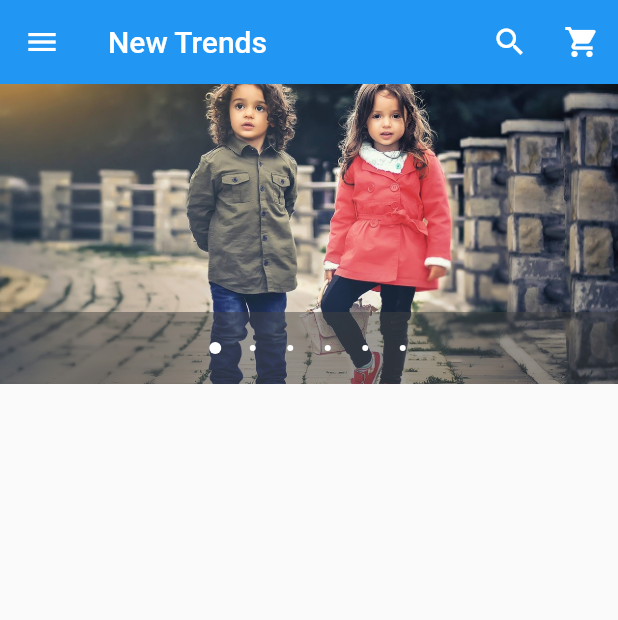
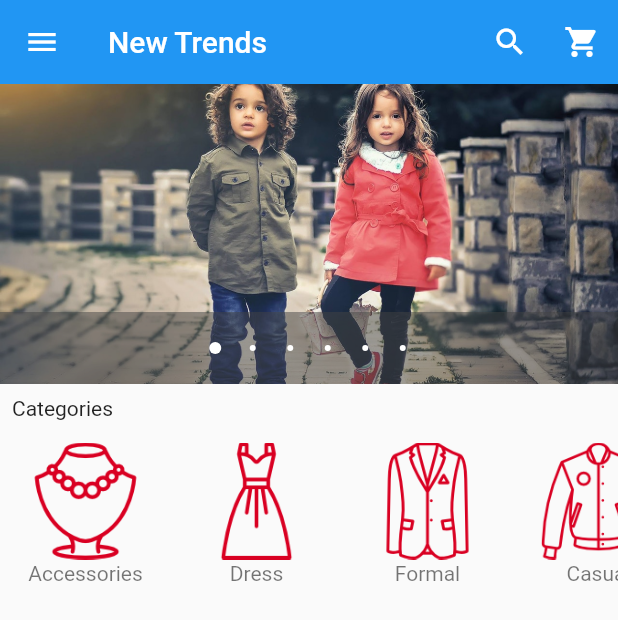
Before and after one commit to realsst1/new_trends, a Flutter app: the screen it shows after launch, on a phone screen of 412 x 824 dp. Shown: the top 620 px of the screen. Run offline on Flutter 3.47's test engine with Material 2 defaults, Android fonts, the phone set to English and light mode, and no system bars; drawn by our look-alikes of carousel_pro.

Commit message:
categories list view added

```diff
--- /dev/null
+++ b/lib/components/horizontal_listview.dart
@@ -0,0 +1,76 @@
+import 'package:flutter/material.dart';
+
+class HorizontalList extends StatelessWidget {
+  @override
+  Widget build(BuildContext context) {
+    return Container(
+      height: 100.0,
+      child: new ListView(
+        scrollDirection: Axis.horizontal,
+        children: <Widget>[
+          new Category(
+            imageLocation: 'images/cats/accessories.png',
+            imageCaption: "Accessories",
+          ),
+          new Category(
+            imageLocation: 'images/cats/dress.png',
+            imageCaption: "Dress",
+          ),
+          new Category(
+            imageLocation: 'images/cats/formal.png',
+            imageCaption: "Formal",
+          ),
+          new Category(
+            imageLocation: 'images/cats/informal.png',
+            imageCaption: "Casual",
+          ),
+          new Category(
+            imageLocation: 'images/cats/jeans.png',
+            imageCaption: "Jeans",
+          ),
+          new Category(
+            imageLocation: 'images/cats/shoe.png',
+            imageCaption: "Shoes",
+          ),
+          new Category(
+            imageLocation: 'images/cats/tshirt.png',
+            imageCaption: "T-Shirt",
+          )
+
+        ],
+      ),
+    );
+  }
+}
+
+class Category extends StatelessWidget {
+
+  final String imageLocation;
+  final String imageCaption;
+
+  Category({
+    this.imageCaption,
+    this.imageLocation
+  });
+
+  @override
+  Widget build(BuildContext context) {
+    return Padding(
+      padding: const EdgeInsets.all(2.0),
+      child: new InkWell(
+        onTap: (){},
+        child: new Container(
+          width: 110.0,
+          child: new ListTile(
+            title: Image.asset(
+                imageLocation,
+              width: 100.0,
+              height: 80.0,
+            ),
+            subtitle: new Container(child: new Text(imageCaption),alignment: Alignment.topCenter,),
+          ),
+        ),
+      ),
+    );
+  }
+}
--- a/lib/main.dart
+++ b/lib/main.dart
@@ -1,5 +1,6 @@
 import 'package:flutter/material.dart';
 import 'package:carousel_pro/carousel_pro.dart';
+import 'package:new_trends/components/horizontal_listview.dart';
 
 void main()=>runApp(new MyApp());
 
@@ -155,7 +156,14 @@ class _HomePageState extends State<HomePage> {
       ),
       body: new ListView(
         children: <Widget>[
-            imageCarousal
+            imageCarousal,
+          new Padding(
+            padding: EdgeInsets.all(8.0),
+            child: new Text("Categories"),
+          ),
+
+          new HorizontalList()
+
         ],
       ),
 
```
Also changed, not shown: pubspec.yaml (+7 -0 lines).
